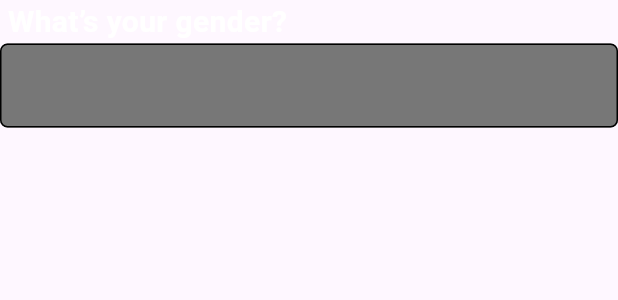
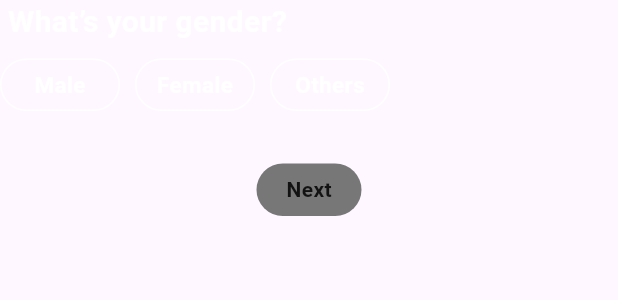
Before and after one commit to thesoumisamanta/spotify_clone, a Flutter app: what signUpPageWidgetsThree() shows on an empty page, opened directly, on a phone screen of 412 x 824 dp. Shown: the top 300 px of the screen. Run offline on Flutter 3.47's test engine with Material 3 defaults, Android fonts, the light colour scheme and no system bars; our stand-ins replace flutter_svg.

Commit message:
Add new signup page widgets and enhance UI with custom button styles

```diff
--- a/lib/customs/ui_helpers.dart
+++ b/lib/customs/ui_helpers.dart
@@ -2,9 +2,11 @@ import 'package:flutter/material.dart';
 import 'package:spotify_clone/domain/app_colors.dart';
 
 Widget customSizedBox({
-  double mHeight = 12
+  double mHeight = 12,
+  double mWidth = 10
 }) => SizedBox(
   height: mHeight,
+  width: mWidth,
 );
 
 InputDecoration customInputDecoration() => InputDecoration(
--- a/lib/screens/signup_page.dart
+++ b/lib/screens/signup_page.dart
@@ -31,7 +31,7 @@ class SignupPage extends StatelessWidget {
       ),
       body: Padding(
         padding: const EdgeInsets.only(left: 30, right: 30, top: 10),
-        child: signUpPageWidgetsOne()
+        child: signUpPageWidgetsFour()
       ),
     );
   }
--- a/lib/widgets/sign_up_page_widgets.dart
+++ b/lib/widgets/sign_up_page_widgets.dart
@@ -23,9 +23,18 @@ Widget signUpPageWidgetsOne() => Column(
           textColor: AppColors.whiteColor,
         ),
         ui_helpers.customSizedBox(mHeight: 35),
-        Center(child: CustomRoundedButton(onTap: (){
-          // Navigator.push(context, route)
-        }, text: "Next", mHeight: 35, mWidth: 70, bgColor: AppColors.greyColor, textColor: AppColors.darkBlackColor, fontSize: 14,))
+        Center(
+            child: CustomRoundedButton(
+          onTap: () {
+            // Navigator.push(context, route)
+          },
+          text: "Next",
+          mHeight: 35,
+          mWidth: 70,
+          bgColor: AppColors.greyColor,
+          textColor: AppColors.darkBlackColor,
+          fontSize: 14,
+        ))
       ],
     );
 
@@ -46,7 +55,20 @@ Widget signUpPageWidgetsTwo() => Column(
           text: " Use atleast 8 characters.",
           fontSize: 8,
           textColor: AppColors.whiteColor,
-        )
+        ),
+        ui_helpers.customSizedBox(mHeight: 35),
+        Center(
+            child: CustomRoundedButton(
+          onTap: () {
+            // Navigator.push(context, route)
+          },
+          text: "Next",
+          mHeight: 35,
+          mWidth: 70,
+          bgColor: AppColors.greyColor,
+          textColor: AppColors.darkBlackColor,
+          fontSize: 14,
+        ))
       ],
     );
 
@@ -57,11 +79,87 @@ Widget signUpPageWidgetsThree() => Column(
             text: " What’s your gender?",
             fontSize: 20,
             textColor: AppColors.whiteColor),
+        ui_helpers.customSizedBox(mHeight: 10),
+        Row(
+          children: [
+            CustomRoundedButton(
+              onTap: () {},
+              text: "Male",
+              mWidth: 80,
+              mHeight: 35,
+              fontSize: 15,
+              isOutlined: true,
+              textColor: AppColors.whiteColor,
+            ),
+            ui_helpers.customSizedBox(mWidth: 10),
+            CustomRoundedButton(
+              onTap: () {},
+              text: "Female",
+              mWidth: 80,
+              mHeight: 35,
+              fontSize: 15,
+              isOutlined: true,
+              textColor: AppColors.whiteColor,
+            ),
+            ui_helpers.customSizedBox(mWidth: 10),
+            CustomRoundedButton(
+              onTap: () {},
+              text: "Others",
+              mWidth: 80,
+              mHeight: 35,
+              fontSize: 15,
+              isOutlined: true,
+              textColor: AppColors.whiteColor,
+            )
+          ],
+        ),
+        ui_helpers.customSizedBox(mHeight: 35),
+        Center(
+            child: CustomRoundedButton(
+          onTap: () {
+            // Navigator.push(context, route)
+          },
+          text: "Next",
+          mHeight: 35,
+          mWidth: 70,
+          bgColor: AppColors.greyColor,
+          textColor: AppColors.darkBlackColor,
+          fontSize: 14,
+        ))
+      ],
+    );
+
+Widget signUpPageWidgetsFour() => Column(
+      crossAxisAlignment: CrossAxisAlignment.start,
+      children: [
+        CustomText(
+            text: ' What’s your name?',
+            fontSize: 20,
+            textColor: AppColors.whiteColor),
         TextField(
           style: TextStyle(color: AppColors.whiteColor),
           cursorColor: AppColors.whiteColor,
           decoration: ui_helpers.customInputDecoration(),
         ),
         ui_helpers.customSizedBox(mHeight: 7),
+        CustomText(
+            text: '  This appears on your spotify profile',
+            fontSize: 8,
+            textColor: AppColors.whiteColor),
+            ui_helpers.customSizedBox(mHeight: 25),
+            Divider(color: AppColors.greyColor,),
+            ui_helpers.customSizedBox(mHeight: 25),
+            CustomText(text: 'By tapping on “Create account”, you agree to the spotify Terms of Use. ', fontSize: 10, textColor: AppColors.whiteColor),
+            ui_helpers.customSizedBox(mHeight: 25),
+            CustomText(text: 'Terms of Use', fontSize: 10, textColor: AppColors.greenColor),
+            ui_helpers.customSizedBox(mHeight: 25),
+            CustomText(text: 'To learn more about how Spotify collect, uses, shares and protects your personal data, Please see the Spotify Privacy Policy.', fontSize: 10, textColor: AppColors.whiteColor),
+            ui_helpers.customSizedBox(mHeight: 25),
+            CustomText(text: 'Privacy Policy  ', fontSize: 10, textColor: AppColors.greenColor),
+            ui_helpers.customSizedBox(mHeight: 25),
+            CustomText(text: 'Please send me news and offers from Spotify.', fontSize: 10, textColor: AppColors.whiteColor),
+            RadioListTile.adaptive(value: false, groupValue: false, onChanged: (value){}),
+            ui_helpers.customSizedBox(mHeight: 25),
+            CustomText(text: 'Share my registration data with Spotify’s content providers for marketing purposes.', fontSize: 10, textColor: AppColors.whiteColor)
       ],
     );
```
